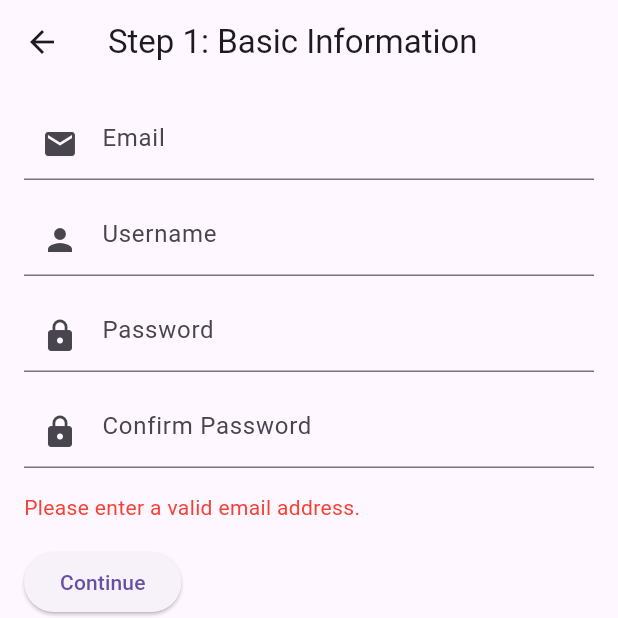
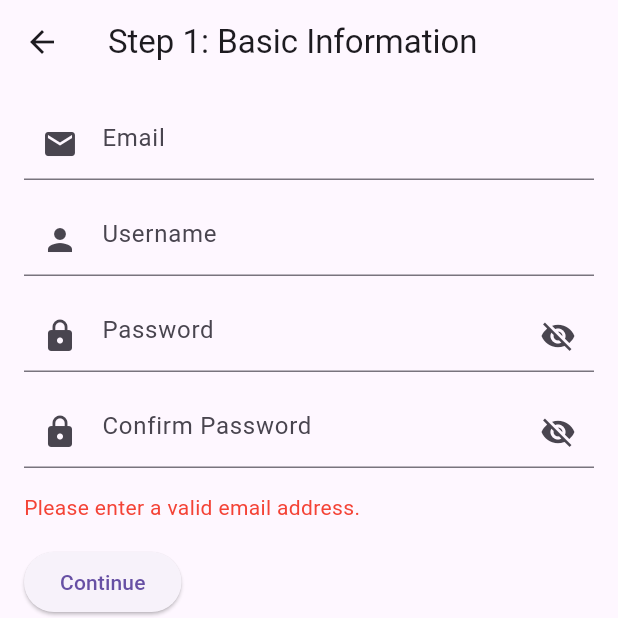
Before and after one commit to Lacesz0123/fitwithus, a Flutter app: the RegisterStep1Screen screen opened directly, after a tap on "Continue", on a phone screen of 412 x 824 dp, the top half of it. Run offline on Flutter 3.47's test engine with Material 3 defaults, Android fonts, the phone set to English and light mode, and no system bars; our stand-ins replace cloud_firestore, email_validator, firebase_auth, firebase_core, firebase_storage, image_picker; accounts and stored records are empty.

```diff
--- a/lib/register/register_step1_screen.dart
+++ b/lib/register/register_step1_screen.dart
@@ -1,5 +1,6 @@
 import 'package:flutter/material.dart';
 import 'package:email_validator/email_validator.dart'; // Email validátor csomag
+import 'package:cloud_firestore/cloud_firestore.dart'; // Firestore importálása
 import 'register_step2_screen.dart'; // Importáljuk a második regisztrációs oldalt
 
 class RegisterStep1Screen extends StatefulWidget {
@@ -16,13 +17,16 @@ class _RegisterStep1ScreenState extends State<RegisterStep1Screen> {
   TextEditingController _passwordController = TextEditingController();
   TextEditingController _confirmPasswordController = TextEditingController();
   String _errorMessage = '';
+  bool _passwordVisible = false; // Jelszó láthatóságának állapota
+  bool _confirmPasswordVisible =
+      false; // Jelszó megerősítés láthatóságának állapota
 
   bool _isUsernameValid(String username) {
     final validCharacters = RegExp(r'^[a-zA-Z0-9]+$');
     return username.length >= 5 && validCharacters.hasMatch(username);
   }
 
-  void _continueRegistration() {
+  Future<void> _continueRegistration() async {
     setState(() {
       _errorMessage = ''; // Üzenet resetelése minden ellenőrzés előtt
     });
@@ -56,6 +60,26 @@ class _RegisterStep1ScreenState extends State<RegisterStep1Screen> {
     if (_passwordController.text != _confirmPasswordController.text) {
       setState(() {
         _errorMessage = 'Passwords do not match.';
+      });
+      return;
+    }
+
+    // Ellenőrizzük, hogy az e-mail cím már létezik-e
+    try {
+      QuerySnapshot querySnapshot = await FirebaseFirestore.instance
+          .collection('users')
+          .where('email', isEqualTo: _emailController.text)
+          .get();
+
+      if (querySnapshot.docs.isNotEmpty) {
+        setState(() {
+          _errorMessage = 'Email is already in use.';
+        });
+        return;
+      }
+    } catch (e) {
+      setState(() {
+        _errorMessage = 'Error checking email existence: $e';
       });
       return;
     }
@@ -104,19 +128,43 @@ class _RegisterStep1ScreenState extends State<RegisterStep1Screen> {
               const SizedBox(height: 16.0),
               TextField(
                 controller: _passwordController,
-                obscureText: true,
-                decoration: const InputDecoration(
+                obscureText: !_passwordVisible,
+                decoration: InputDecoration(
                   hintText: "Password",
-                  prefixIcon: Icon(Icons.lock),
+                  prefixIcon: const Icon(Icons.lock),
+                  suffixIcon: IconButton(
+                    icon: Icon(
+                      _passwordVisible
+                          ? Icons.visibility
+                          : Icons.visibility_off,
+                    ),
+                    onPressed: () {
+                      setState(() {
+                        _passwordVisible = !_passwordVisible;
+                      });
+                    },
+                  ),
                 ),
               ),
               const SizedBox(height: 16.0),
               TextField(
                 controller: _confirmPasswordController,
-                obscureText: true,
-                decoration: const InputDecoration(
+                obscureText: !_confirmPasswordVisible,
+                decoration: InputDecoration(
                   hintText: "Confirm Password",
-                  prefixIcon: Icon(Icons.lock),
+                  prefixIcon: const Icon(Icons.lock),
+                  suffixIcon: IconButton(
+                    icon: Icon(
+                      _confirmPasswordVisible
+                          ? Icons.visibility
+                          : Icons.visibility_off,
+                    ),
+                    onPressed: () {
+                      setState(() {
+                        _confirmPasswordVisible = !_confirmPasswordVisible;
+                      });
+                    },
+                  ),
                 ),
               ),
               const SizedBox(height: 16.0),
```
Also changed, not shown: lib/workouts/workouts_screen.dart (+92 -0 lines).
